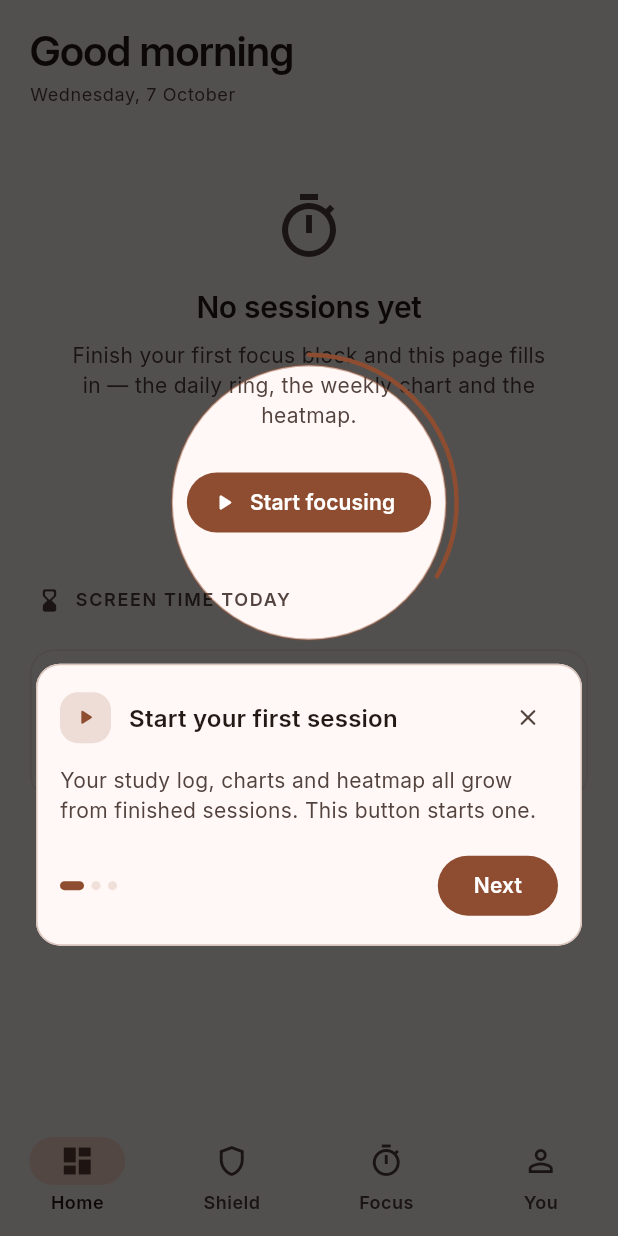
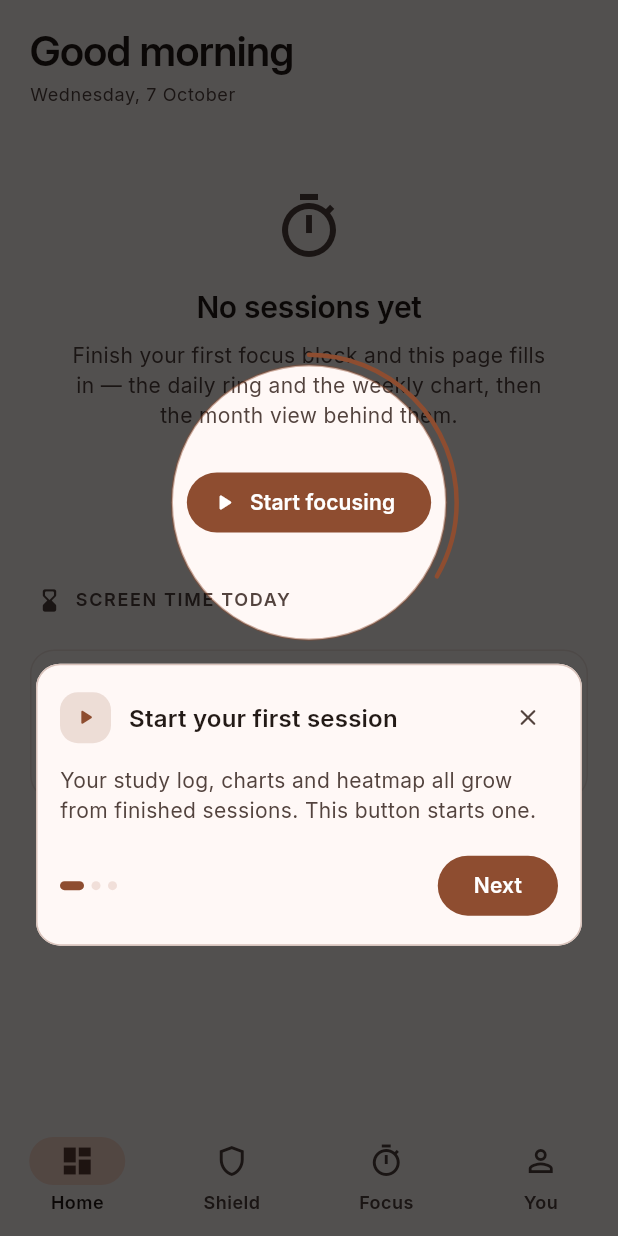
Before and after one commit to MufasaXz/focusforge, a Flutter app: the DashboardScreen screen opened by its route, on a phone screen of 412 x 824 dp. Run offline on Flutter 3.47's test engine with Material 3 defaults, Android fonts, the phone set to English and light mode, and no system bars; our stand-ins replace firebase_auth, firebase_core, flutter_riverpod, go_router, google_sign_in, just_audio and 3 more; missing offline and left inert: usage_stats; accounts and stored records are empty.

Commit message:
feat(dashboard): the month's reads stay with the month
Top subject and the five-week heatmap answer "how has this month
gone", which the week view never asks, so they now appear only when
the tracker is switched to Month.

The subject card follows the selected span — Monday-aligned week,
calendar month — rather than always naming the week, and the
first-run copy no longer promises a heatmap the week does not show.

```diff
--- a/lib/features/dashboard/dashboard_screen.dart
+++ b/lib/features/dashboard/dashboard_screen.dart
@@ -191,12 +191,17 @@ class _DashboardScreenState extends ConsumerState<DashboardScreen> {
           onDayTap: (day) => _openDay(day),
         ),
         const SizedBox(height: Gap.xl),
+        // Both of these are month-shaped reads: the grid covers five weeks and
+        // the card names the leader of the span the chart is showing. They
+        // answer "how has this month gone", which the week view never asks, so
+        // they appear with the month rather than padding the week's page.
+        if (_range == StudyRange.month) ...[
           const SectionHeader(
             title: 'Top subject',
             icon: Icons.workspace_premium_rounded,
           ),
           const SizedBox(height: Gap.md),
-        const TopSubjectCard(),
+          TopSubjectCard(range: _range),
           const SizedBox(height: Gap.xl),
           const SectionHeader(
             title: 'Focus heatmap',
@@ -215,6 +220,7 @@ class _DashboardScreenState extends ConsumerState<DashboardScreen> {
               ),
             ),
           ),
+        ],
       ],
     ];
 
@@ -722,7 +728,8 @@ class _NoSessions extends StatelessWidget {
         title: 'No sessions yet',
         subtitle:
             'Finish your first focus block and this page fills in — '
-            'the daily ring, the weekly chart and the heatmap.',
+            'the daily ring and the weekly chart, then the month view behind '
+            'them.',
         action: FilledButton.icon(
           key: ctaKey,
           onPressed: onStart,
```
Also changed, not shown: lib/core/providers/study_providers.dart (+20 -9 lines), lib/features/dashboard/widgets/top_subject_card.dart (+8 -5 lines). Lines whose indentation alone changed are shown as unchanged.
